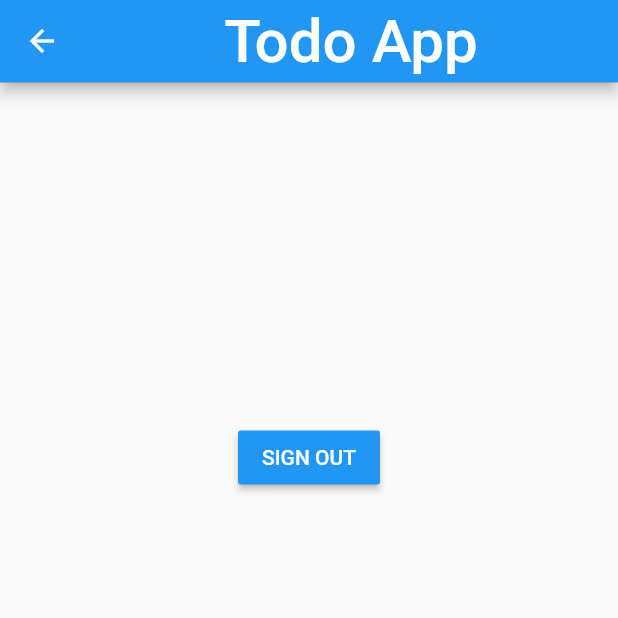
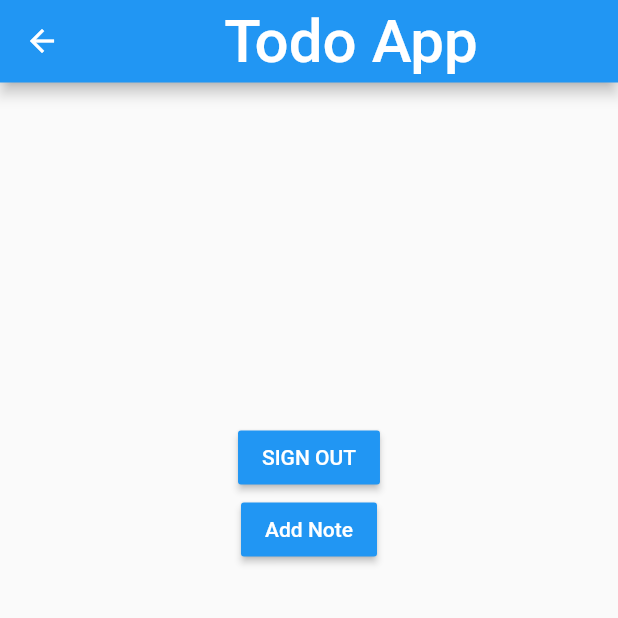
Before and after one commit to gorvk/Sign-In-and-Sign-Up-Template-in-Flutter, a Flutter app: the Home screen opened directly, on a phone screen of 412 x 824 dp, the top half of it. Run offline on Flutter 3.47's test engine with Material 2 defaults, Android fonts, the phone set to English and light mode, and no system bars; our stand-ins replace cloud_firestore, firebase_auth, firebase_core; accounts and stored records are empty; network calls fail; Roboto replaces fonts that are missing (Cursive).

Commit message:
Fixed the overflow of Sign In form

```diff
--- a/lib/screens/authenticate/portal.dart
+++ b/lib/screens/authenticate/portal.dart
@@ -8,6 +8,7 @@ class Portal extends StatelessWidget {
     return Scaffold(
       appBar: CustomAppBar(),
       body: Container(
+        child: SingleChildScrollView(
           child: Column(
             children: <Widget>[
               SignIn(),
@@ -44,6 +45,7 @@ class Portal extends StatelessWidget {
             ],
           ),
         ),
+      ),
     );
   }
 }
--- a/lib/screens/home.dart
+++ b/lib/screens/home.dart
@@ -1,9 +1,13 @@
 import 'package:TodoApp/screens/components/appbar.dart';
+import 'package:cloud_firestore/cloud_firestore.dart';
 import 'package:firebase_auth/firebase_auth.dart';
 import 'package:flutter/material.dart';
 
 class Home extends StatelessWidget {
   final _auth = FirebaseAuth.instance;
+  final CollectionReference notes =
+      FirebaseFirestore.instance.collection('notes');
+
   @override
   Widget build(BuildContext context) {
     return Scaffold(
@@ -16,7 +20,7 @@ class Home extends StatelessWidget {
               margin: EdgeInsets.only(top: 10),
             ),
             Container(
-              margin: EdgeInsets.only(top:200),
+              margin: EdgeInsets.only(top: 200),
               child: MaterialButton(
                 onPressed: () async {
                   await _auth.signOut();
@@ -28,7 +32,23 @@ class Home extends StatelessWidget {
                   style: TextStyle(color: Colors.white),
                 ),
               ),
-            )
+            ),
+            MaterialButton(
+              onPressed: () {
+                notes
+                    .add({
+                      'Title': "Add Notes",
+                      'Todo': "Done Added",
+                    })
+                    .then((value) => print("User Added"))
+                    .catchError((error) => print("Failed to add note!!"));
+              },
+              color: Colors.blue,
+              child: Text(
+                "Add Note",
+                style: TextStyle(color: Colors.white),
+              ),
+            ),
           ],
         ),
       ),
--- a/pubspec.yaml
+++ b/pubspec.yaml
@@ -25,6 +25,7 @@ dependencies:
     sdk: flutter
   firebase_core: "^0.5.0"
   firebase_auth: "^0.18.0+1"
+  cloud_firestore: "^0.14.1+3"
 
 
   # The following adds the Cupertino Icons font to your application.
```
Also changed, not shown: lib/screens/wrapper.dart (+6 -3 lines), pubspec.lock. Lines whose indentation alone changed are shown as unchanged.
